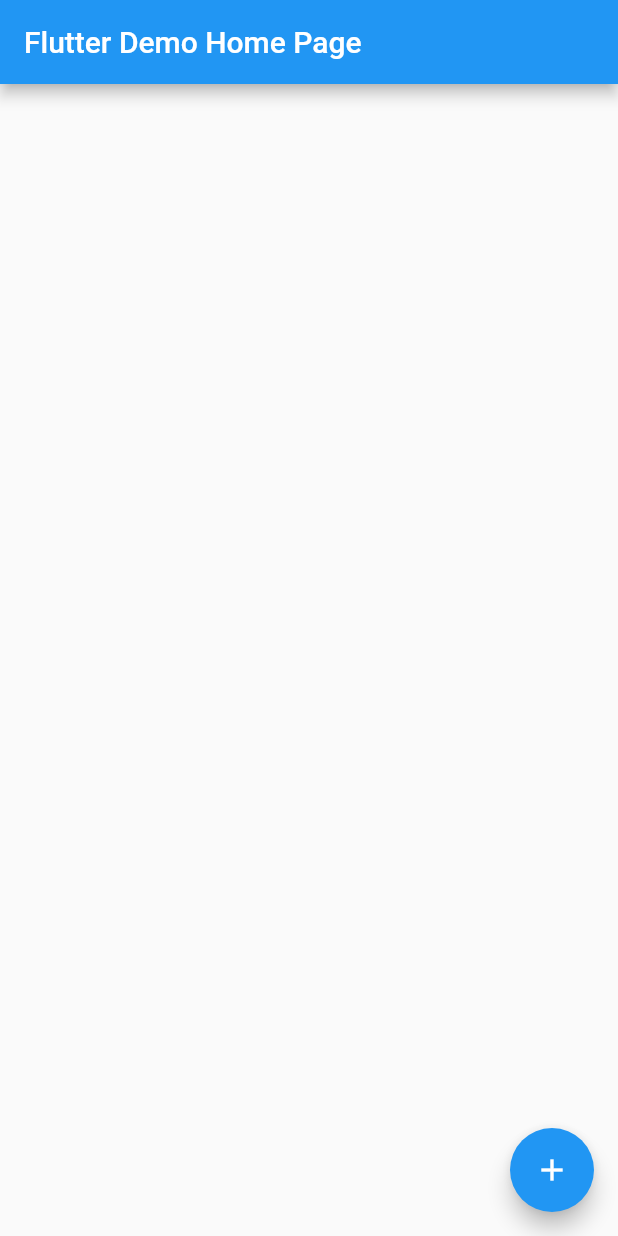
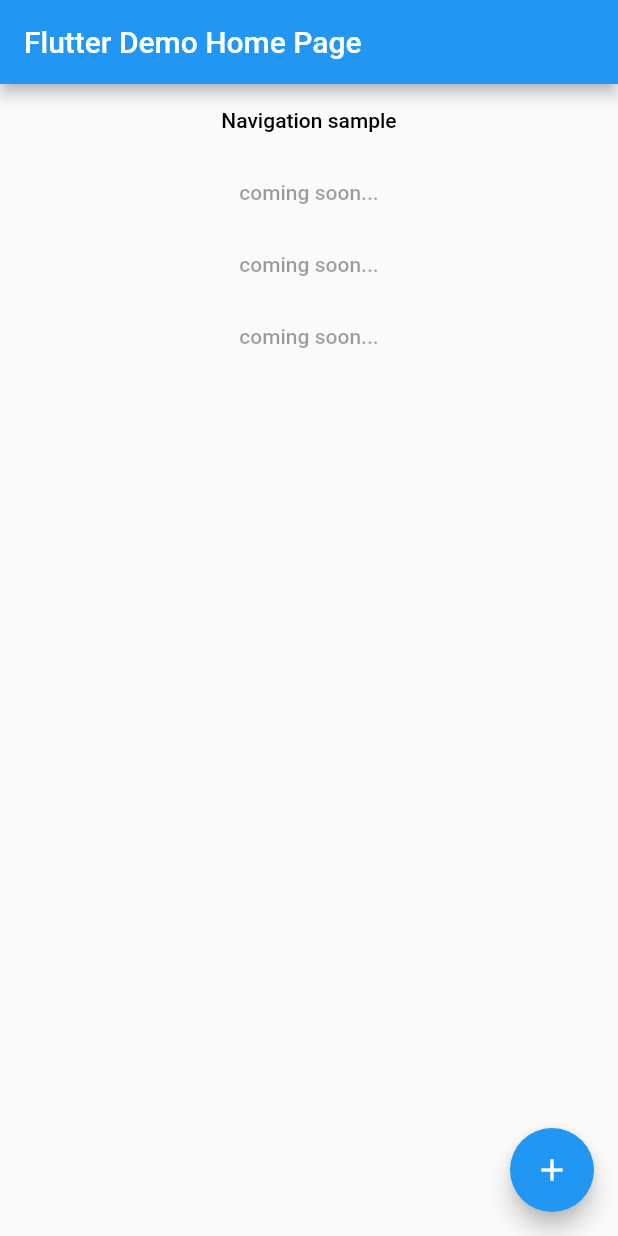
Before and after one commit to RustFisher/flutter_basic, a Flutter app: the screen it shows after launch, on a phone screen of 412 x 824 dp. Run offline on Flutter 3.47's test engine with Material 2 defaults, Android fonts, the phone set to English and light mode, and no system bars.

Commit message:
add navigator sample

```diff
--- a/lib/main.dart
+++ b/lib/main.dart
@@ -1,4 +1,5 @@
 import 'package:flutter/material.dart';
+import 'package:flutter_basic/samples/navigation/navigator_screen.dart';
 
 void main() => runApp(new MyApp());
 
@@ -28,14 +29,30 @@ class _MyHomePageState extends State<MyHomePage> {
 
   @override
   Widget build(BuildContext context) {
+    final _defColor = Color.fromARGB(255, 0, 0, 0);
     return new Scaffold(
       appBar: new AppBar(
         title: new Text(widget.title),
       ),
       body: new Center(
         child: new Column(
-          mainAxisAlignment: MainAxisAlignment.center,
+          mainAxisAlignment: MainAxisAlignment.start,
           children: <Widget>[
+            new MaterialButton(
+              onPressed: () {
+                print("跳转去示例界面");
+                Navigator.push(context,
+                    MaterialPageRoute(builder: (context) => (FirstScreen()))
+                );
+              },
+              child: new Text("Navigation sample"),
+              textColor: _defColor,),
+            new MaterialButton(
+              onPressed: null, child: new Text("coming soon..."),),
+            new MaterialButton(
+              onPressed: null, child: new Text("coming soon..."),),
+            new MaterialButton(
+              onPressed: null, child: new Text("coming soon..."),),
           ],
         ),
       ),
```
Also changed, not shown: lib/samples/navigation/navigator_screen.dart (added, +38 -0 lines).
